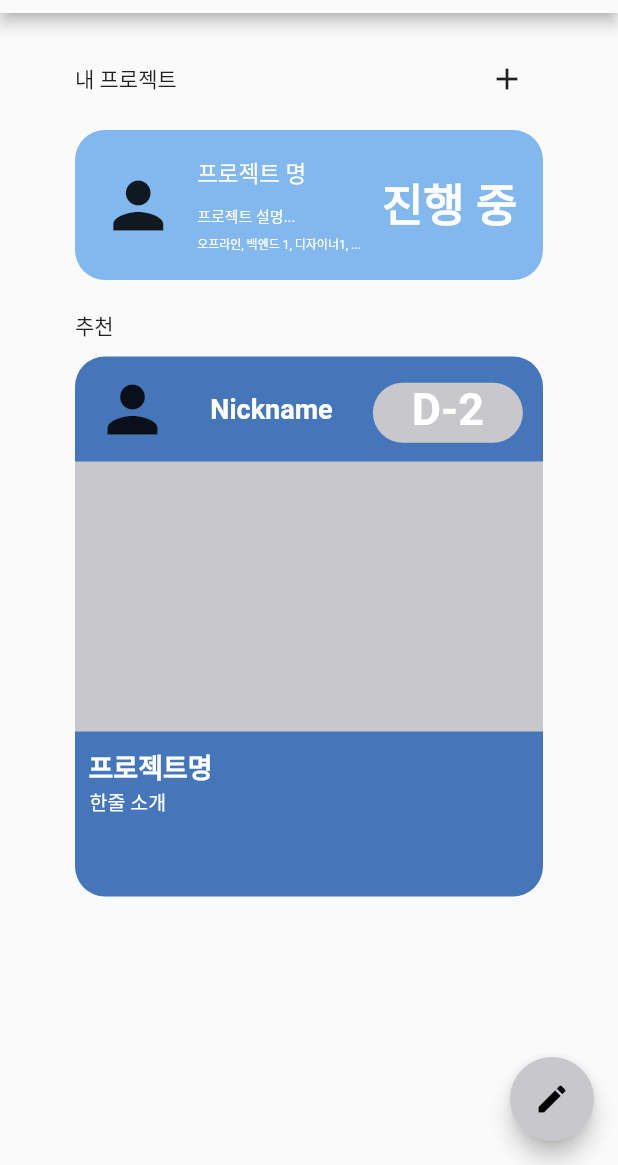
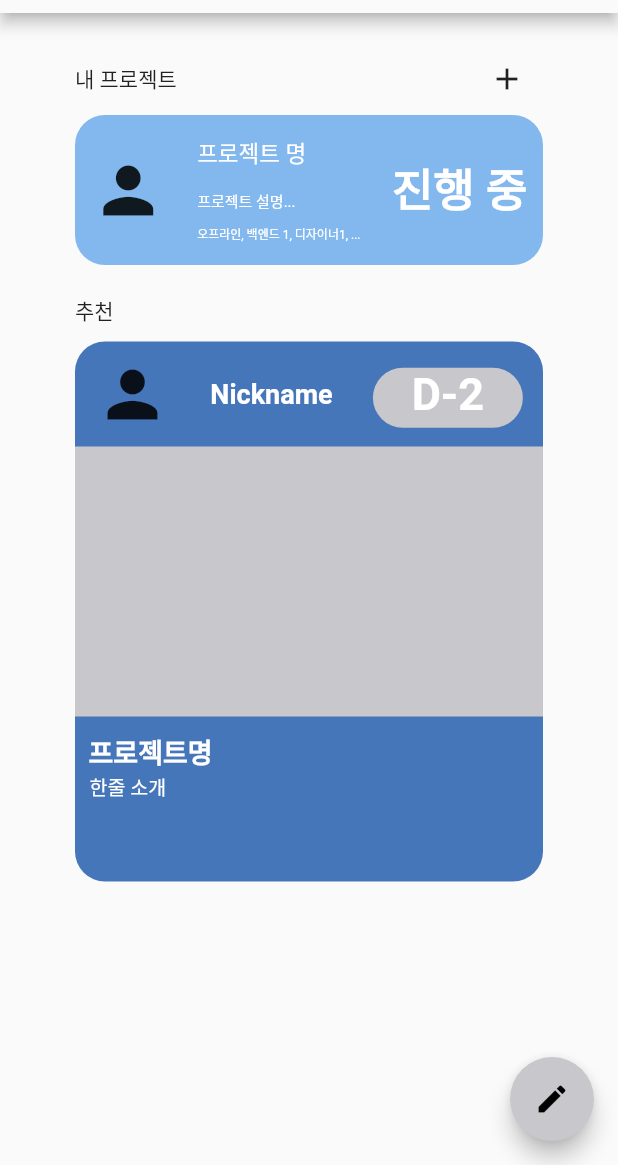
Before and after one commit to computerteam9/MEETEAM, a Flutter app: the MainPage screen opened directly, on a phone screen of 412 x 824 dp, the part 71-1236 px from its top. Run offline on Flutter 3.47's test engine with Material 2 defaults, Android fonts, the phone set to English and light mode, and no system bars.

Commit message:
소소 : ProjectBox padding 5 -> 10

```diff
--- a/lib/MainPage.dart
+++ b/lib/MainPage.dart
@@ -53,20 +53,12 @@ class MainPage extends StatelessWidget {
                       ),
                     ]),
                 // 내 프로젝트 리스트
-                Container(
-                    height: 100,
-                    margin: const EdgeInsets.only(top: 10),
-                    padding: const EdgeInsets.fromLTRB(10, 10, 10, 10),
-                    decoration: BoxDecoration(
-                        color: CustomColor.color1,
-                        borderRadius: BorderRadius.circular(20)),
-                    child: const ProjectBox(
-                      title: "프로젝트 명",
-                      description: "프로젝트 설명...",
-                      tag: "오프라인, 백엔드 1, 디자이너1, ...",
-                      dDay: "진행 중",
-                    ),
-                )])),
+                const ProjectBox(
+                  title: "프로젝트 명",
+                  description: "프로젝트 설명...",
+                  tag: "오프라인, 백엔드 1, 디자이너1, ...",
+                  dDay: "진행 중",
+                ),])),
           Container(
               margin: const EdgeInsets.fromLTRB(50, 10, 0, 0),
               // 추천 프로젝트 상단 라벨
--- a/lib/ProjectBox.dart
+++ b/lib/ProjectBox.dart
@@ -18,7 +18,7 @@ class ProjectBox extends StatelessWidget {
   Widget build(BuildContext context){
     return Container(
         height: 100,
-        padding: const EdgeInsets.fromLTRB(0, 5, 0, 5),
+        padding: const EdgeInsets.fromLTRB(0, 10, 0, 10),
         decoration: BoxDecoration(
             color: CustomColor.color1,
             borderRadius: BorderRadius.circular(20)),
```
